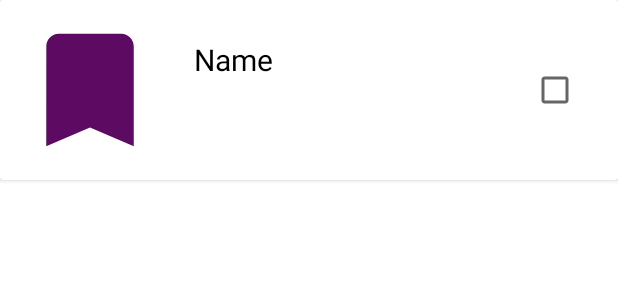
After one commit to vishal2001prajapati/myrepo3, an Android app: the layout item_recyclerview.xml on its own in the app's theme, with its tools: preview values and no code run, on a phone screen of 412 x 824 dp. The commit adds this screen. Shown: the top 300 px of the screen. Run offline under Robolectric (Android 15) with nearby library versions, the phone set to English and light mode, and no system bars.

Commit message:
TE5-T422 recyclerView Complete

```diff
--- a/app/src/main/java/com/example/myapplication3/Constatnt.kt
+++ b/app/src/main/java/com/example/myapplication3/Constatnt.kt
@@ -1,3 +1,6 @@
 package com.example.myapplication3
 
 const val ZERO = 0
+const val ONE = 1
+const val TWo = 2
+const val HUNDRED = 100
--- /dev/null
+++ b/app/src/main/java/com/example/myapplication3/RecyclerView/RecycleModel.kt
@@ -0,0 +1,3 @@
+package com.example.myapplication3.RecyclerView
+
+data class RecycleModel (var images: Int? = null, var str_text: String? = null, var chechbox: Boolean = false)
--- /dev/null
+++ b/app/src/main/res/layout/item_recyclerview.xml
@@ -0,0 +1,44 @@
+<?xml version="1.0" encoding="utf-8"?>
+<androidx.cardview.widget.CardView xmlns:android="http://schemas.android.com/apk/res/android"
+    xmlns:app="http://schemas.android.com/apk/res-auto"
+    xmlns:tools="http://schemas.android.com/tools"
+    android:layout_width="match_parent"
+    android:layout_height="wrap_content">
+
+    <androidx.constraintlayout.widget.ConstraintLayout
+        android:layout_width="match_parent"
+        android:layout_height="match_parent"
+        android:padding="10dp">
+
+        <androidx.appcompat.widget.AppCompatImageView
+            android:id="@+id/img_recycle"
+            android:layout_width="100dp"
+            android:layout_height="100dp"
+            android:src="@drawable/bookmark"
+            app:layout_constraintStart_toStartOf="parent"
+            app:layout_constraintTop_toTopOf="parent" />
+
+        <androidx.appcompat.widget.AppCompatTextView
+            android:id="@+id/text_recycle"
+            android:layout_width="wrap_content"
+            android:layout_height="match_parent"
+            android:layout_marginTop="16dp"
+            android:text="@string/name"
+            android:textColor="@color/black"
+            android:textSize="20sp"
+            app:layout_constraintEnd_toEndOf="parent"
+            app:layout_constraintHorizontal_bias="0.082"
+            app:layout_constraintStart_toEndOf="@+id/img_recycle"
+            app:layout_constraintTop_toTopOf="parent" />
+
+        <androidx.appcompat.widget.AppCompatCheckBox
+            android:id="@+id/recycler_check"
+            android:layout_width="wrap_content"
+            android:layout_height="match_parent"
+            app:layout_constraintBottom_toBottomOf="parent"
+            app:layout_constraintEnd_toEndOf="parent"
+            app:layout_constraintTop_toTopOf="parent" />
+
+    </androidx.constraintlayout.widget.ConstraintLayout>
+
+</androidx.cardview.widget.CardView>
```
Also changed, not shown: app/src/main/AndroidManifest.xml (+6 -3 lines), app/src/main/java/com/example/myapplication3/DiffrentLayout.kt (+21 -1 lines), app/src/main/java/com/example/myapplication3/RecyclerView/ItemAdapter.kt (added, +49 -0 lines), app/src/main/java/com/example/myapplication3/RecyclerView/RecyclerViewActivity.kt (added, +45 -0 lines), app/src/main/res/layout/activity_recycler_view.xml (added, +15 -0 lines), app/src/main/res/layout/merge_tag.xml (+8 -6 lines).
